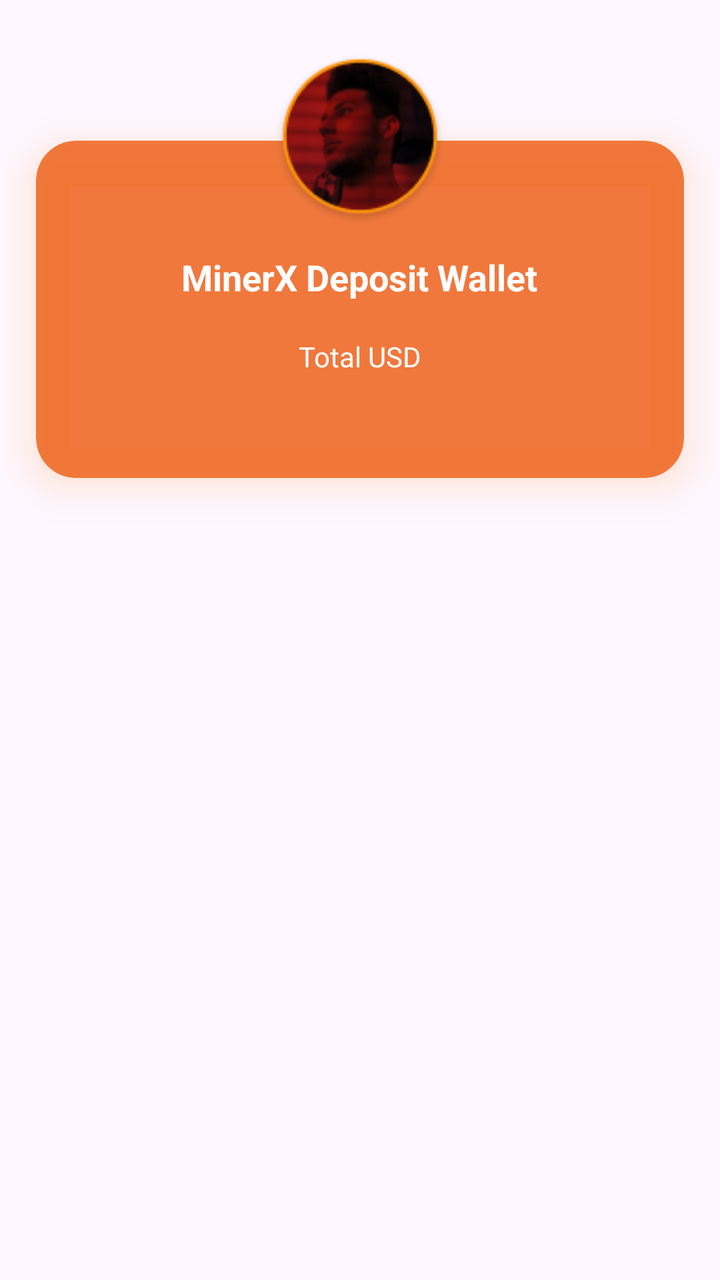
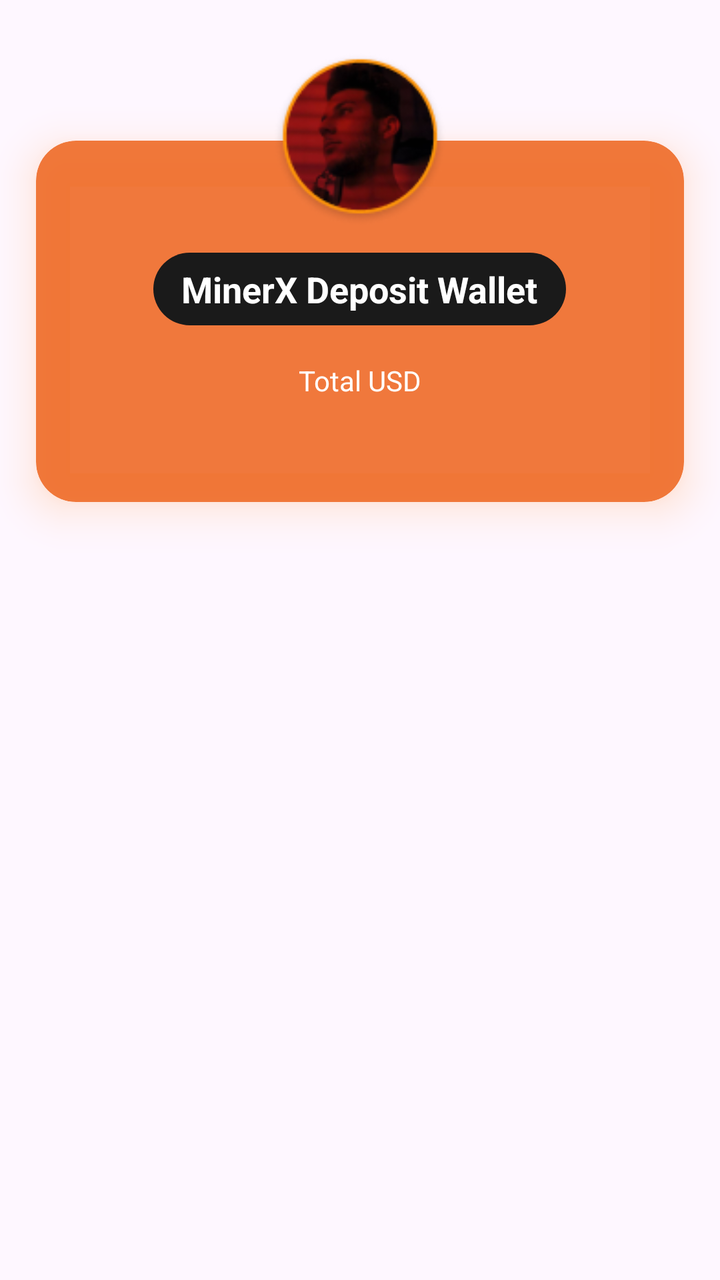

An Android layout rendered at two revisions. The XML below is the earlier revision; the diff shows what the commit changed to produce the second picture.
<!-- AndroidManifest.xml: application theme Theme.Bitbloom -->
<!-- res/layout/item_home_wallet_card.xml -->
<?xml version="1.0" encoding="utf-8"?>
<androidx.constraintlayout.widget.ConstraintLayout
    xmlns:android="http://schemas.android.com/apk/res/android"
    xmlns:app="http://schemas.android.com/apk/res-auto"
    android:layout_width="match_parent"
    android:layout_height="wrap_content"
    android:clipChildren="false"
    android:clipToPadding="false">

    
    <ImageView
        android:id="@+id/profileImage"
        android:layout_width="92dp"
        android:layout_height="92dp"
        android:elevation="24dp"
        android:padding="2dp"
        android:scaleType="centerCrop"
        android:src="@drawable/person"
        android:translationY="24dp"
        android:translationZ="24dp"
        app:layout_constraintEnd_toEndOf="parent"
        app:layout_constraintStart_toStartOf="parent"
        app:layout_constraintTop_toTopOf="parent" />

    
    <com.google.android.material.card.MaterialCardView
        android:id="@+id/walletCardSurface"
        android:layout_width="0dp"
        android:layout_height="wrap_content"
        android:layout_marginTop="-46dp"
        android:outlineAmbientShadowColor="#FF7B00"
        android:outlineSpotShadowColor="#FF7B00"
        app:cardBackgroundColor="@color/orange"
        app:cardCornerRadius="20dp"
        app:cardElevation="12dp"
        app:cardUseCompatPadding="true"
        app:layout_constraintEnd_toEndOf="parent"
        app:layout_constraintStart_toStartOf="parent"
        app:layout_constraintTop_toBottomOf="@id/profileImage"
        app:strokeColor="@android:color/transparent"
        app:strokeWidth="0dp">

        <LinearLayout
            android:layout_width="match_parent"
            android:layout_height="wrap_content"
            android:orientation="vertical"
            android:paddingStart="18dp"
            android:paddingTop="56dp"
            android:paddingEnd="18dp"
            android:paddingBottom="18dp">

            <TextView
                android:id="@+id/tvAccount"
                android:layout_width="wrap_content"
                android:layout_height="wrap_content"
                android:layout_gravity="center"
                android:text="@string/item_home_wallet_card_minerx_deposit_wallet"
                android:textColor="@color/white"
                android:textSize="18sp"
                android:textStyle="bold" />

            <TextView
                android:id="@+id/tvTotalUSD"
                android:layout_width="wrap_content"
                android:layout_height="wrap_content"
                android:layout_gravity="center"
                android:layout_marginTop="18dp"
                android:text="@string/item_home_wallet_card_total_usd"
                android:textColor="@color/white"
                android:textSize="14sp" />

            <TextView
                android:id="@+id/earningsAmount"
                android:layout_width="wrap_content"
                android:layout_height="wrap_content"
                android:layout_gravity="center"
                android:layout_marginTop="4dp"
                android:text=""
                android:textColor="@color/white"
                android:textSize="22sp"
                android:textStyle="bold" />
        </LinearLayout>
    </com.google.android.material.card.MaterialCardView>

</androidx.constraintlayout.widget.ConstraintLayout>
<!-- resources referenced by this layout -->
<resources>
  <color name="orange">#E1EE6924</color>
  <color name="white">#FFFFFFFF</color>
  <!-- drawable person: png bitmap (drawable, 15133 bytes) -->
  <string name="item_home_wallet_card_minerx_deposit_wallet">MinerX Deposit Wallet</string>
  <string name="item_home_wallet_card_total_usd">Total USD</string>
  <style name="Theme.Bitbloom" parent="Base.Theme.Bitbloom">
          
          <item name="editTextStyle">@style/Widget.MXG.EditText.WhiteCursor</item>
          <item name="android:editTextStyle">@style/Widget.MXG.EditText.WhiteCursor</item>
  
          
          <item name="android:textCursorDrawable">@drawable/cursor_white</item>
      </style>
  <style name="Base.Theme.Bitbloom" parent="Theme.Material3.DayNight.NoActionBar">
          <item name="android:statusBarColor">@color/mxg_black</item>
          <item name="colorPrimary">@color/mxg_white</item>
          <item name="android:navigationBarColor">@color/mxg_black</item>
          <item name="android:datePickerDialogTheme">@style/BitbloomDatePickerTheme</item>
      </style>
  <style name="Widget.MXG.EditText.WhiteCursor" parent="Widget.AppCompat.EditText">
          <item name="android:textCursorDrawable">@drawable/cursor_white</item>
      </style>
  <!-- drawable cursor_white (drawable) -->
  <?xml version="1.0" encoding="utf-8"?>
  <shape xmlns:android="http://schemas.android.com/apk/res/android">
      <size android:width="2dp"/>
      <solid android:color="@android:color/white"/>
      <corners android:radius="1dp"/>
  </shape>
  <color name="mxg_black">#000000</color>
  <color name="mxg_white">#FFFFFF</color>
  <style name="BitbloomDatePickerTheme" parent="ThemeOverlay.MaterialComponents.MaterialAlertDialog">
          <item name="colorAccent">@color/status_bar_color</item> 
          <item name="android:headerBackground">@color/light_status_bar_color
          </item> 
          <item name="android:colorControlHighlight">@color/status_bar_color
          </item> 
          <item name="android:colorControlActivated">@color/status_bar_color
          </item> 
          <item name="android:textColorPrimaryInverse">@color/white</item> 
          <item name="android:textColor">@color/status_bar_color</item> 
          <item name="android:textColorPrimary">?attr/colorOnBackground</item> 
      </style>
  <color name="status_bar_color">#EE6924</color>
  <color name="light_status_bar_color">#EE6924</color>
</resources>

<!-- the commit's change to res/layout/item_home_wallet_card.xml (unified diff, before → after) -->
@@ -57,6 +57,7 @@
                 android:text="@string/item_home_wallet_card_minerx_deposit_wallet"
                 android:textColor="@color/white"
                 android:textSize="18sp"
+                android:background="@drawable/bg_pill_black"
                 android:textStyle="bold" />
 
             <TextView
<!-- resource entries referenced after the edit -->
@@ -2,6 +2,18 @@
 <resources>
   <color name="orange">#E1EE6924</color>
   <color name="white">#FFFFFFFF</color>
+  <!-- drawable bg_pill_black (drawable) -->
+  <?xml version="1.0" encoding="utf-8"?>
+  <shape xmlns:android="http://schemas.android.com/apk/res/android" android:shape="rectangle">
+      <solid android:color="@color/main_card_color" />
+      <corners android:radius="999dp" />
+      
+      <padding
+          android:left="14dp"
+          android:top="6dp"
+          android:right="14dp"
+          android:bottom="6dp" />
+  </shape>
   <!-- drawable person: png bitmap (drawable, 15133 bytes) -->
   <string name="item_home_wallet_card_minerx_deposit_wallet">MinerX Deposit Wallet</string>
   <string name="item_home_wallet_card_total_usd">Total USD</string>
@@ -13,6 +25,7 @@
           
           <item name="android:textCursorDrawable">@drawable/cursor_white</item>
       </style>
+  <color name="main_card_color">#1A1A1A</color>
   <style name="Base.Theme.Bitbloom" parent="Theme.Material3.DayNight.NoActionBar">
           <item name="android:statusBarColor">@color/mxg_black</item>
           <item name="colorPrimary">@color/mxg_white</item>
